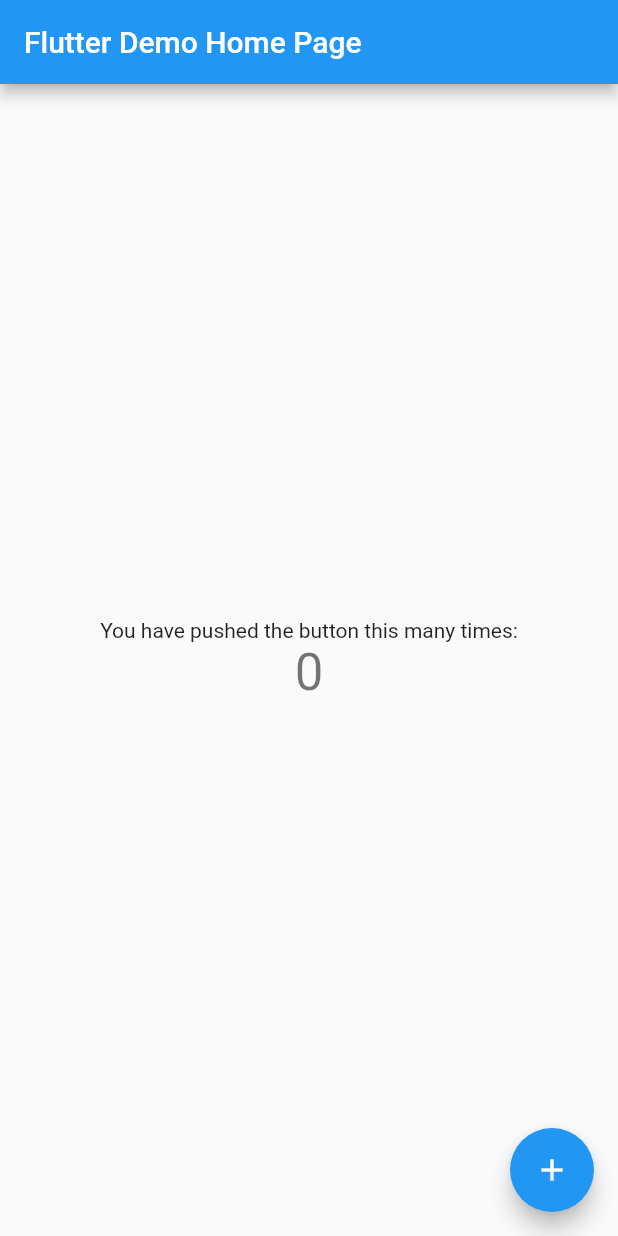
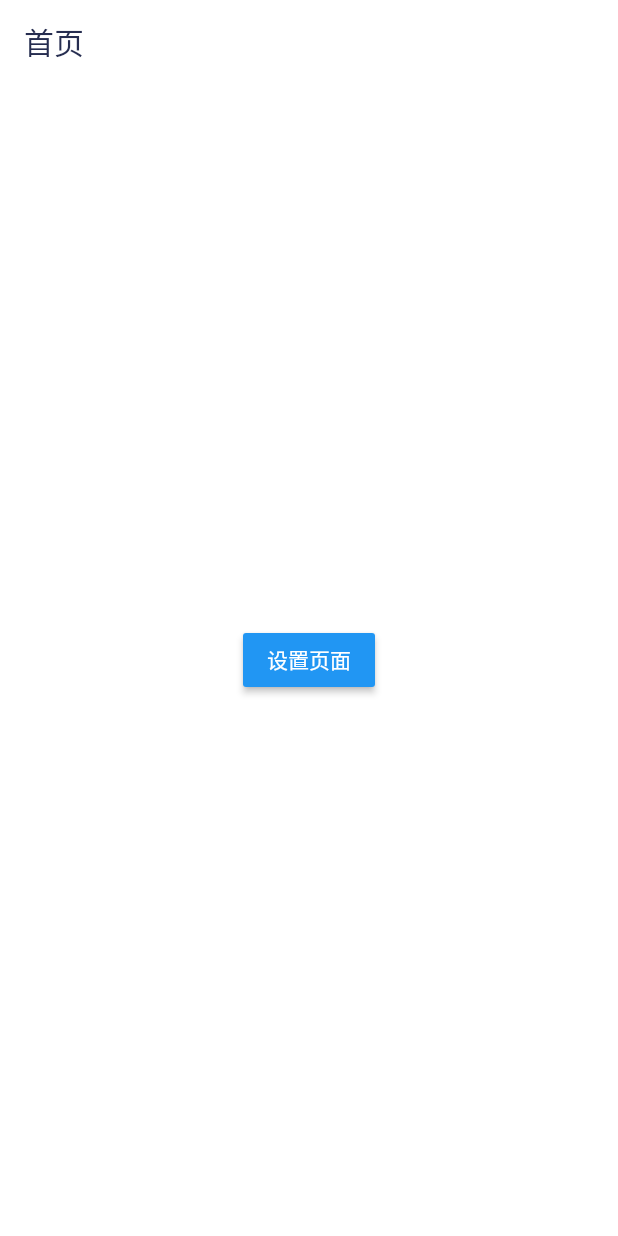
Before and after one commit to taoszu/flutter_demo, a Flutter app: the screen it shows after launch, on a phone screen of 412 x 824 dp. Run offline on Flutter 3.47's test engine with Material 2 defaults, Android fonts, the phone set to English and light mode, and no system bars; our stand-ins replace flutter_mobx, mobx, shared_preferences; generated files the repository leaves out were written again.

Commit message:
:sparkles: 增加settings_page的页面

```diff
--- a/lib/main.dart
+++ b/lib/main.dart
@@ -1,111 +1,53 @@
 import 'package:flutter/material.dart';
+import 'package:flutter/services.dart';
+import 'package:flutter_demo/settings/settings_page.dart';
+
+import 'common_widget.dart';
 
 void main() => runApp(MyApp());
 
 class MyApp extends StatelessWidget {
-  // This widget is the root of your application.
   @override
   Widget build(BuildContext context) {
+    SystemChrome.setSystemUIOverlayStyle(SystemUiOverlayStyle(statusBarColor: Colors.white));
+
     return MaterialApp(
       title: 'Flutter Demo',
+      debugShowCheckedModeBanner: false,
       theme: ThemeData(
-        // This is the theme of your application.
-        //
-        // Try running your application with "flutter run". You'll see the
-        // application has a blue toolbar. Then, without quitting the app, try
-        // changing the primarySwatch below to Colors.green and then invoke
-        // "hot reload" (press "r" in the console where you ran "flutter run",
-        // or simply save your changes to "hot reload" in a Flutter IDE).
-        // Notice that the counter didn't reset back to zero; the application
-        // is not restarted.
         primarySwatch: Colors.blue,
+        primaryColor: Colors.white,
+        backgroundColor: Colors.white,
       ),
-      home: MyHomePage(title: 'Flutter Demo Home Page'),
+      home: MyHomePage(title: '首页'),
+      routes: <String, WidgetBuilder>{"设置": (context) => SettingsPage()},
     );
   }
 }
 
-class MyHomePage extends StatefulWidget {
+class MyHomePage extends StatelessWidget {
   MyHomePage({Key key, this.title}) : super(key: key);
-
-  // This widget is the home page of your application. It is stateful, meaning
-  // that it has a State object (defined below) that contains fields that affect
-  // how it looks.
-
-  // This class is the configuration for the state. It holds the values (in this
-  // case the title) provided by the parent (in this case the App widget) and
-  // used by the build method of the State. Fields in a Widget subclass are
-  // always marked "final".
 
   final String title;
 
   @override
-  _MyHomePageState createState() => _MyHomePageState();
-}
-
-class _MyHomePageState extends State<MyHomePage> {
-  int _counter = 0;
-
-  void _incrementCounter() {
-    setState(() {
-      // This call to setState tells the Flutter framework that something has
-      // changed in this State, which causes it to rerun the build method below
-      // so that the display can reflect the updated values. If we changed
-      // _counter without calling setState(), then the build method would not be
-      // called again, and so nothing would appear to happen.
-      _counter++;
-    });
-  }
-
-  @override
   Widget build(BuildContext context) {
-    // This method is rerun every time setState is called, for instance as done
-    // by the _incrementCounter method above.
-    //
-    // The Flutter framework has been optimized to make rerunning build methods
-    // fast, so that you can just rebuild anything that needs updating rather
-    // than having to individually change instances of widgets.
     return Scaffold(
-      appBar: AppBar(
-        // Here we take the value from the MyHomePage object that was created by
-        // the App.build method, and use it to set our appbar title.
-        title: Text(widget.title),
-      ),
-      body: Center(
-        // Center is a layout widget. It takes a single child and positions it
-        // in the middle of the parent.
-        child: Column(
-          // Column is also layout widget. It takes a list of children and
-          // arranges them vertically. By default, it sizes itself to fit its
-          // children horizontally, and tries to be as tall as its parent.
-          //
-          // Invoke "debug painting" (press "p" in the console, choose the
-          // "Toggle Debug Paint" action from the Flutter Inspector in Android
-          // Studio, or the "Toggle Debug Paint" command in Visual Studio Code)
-          // to see the wireframe for each widget.
-          //
-          // Column has various properties to control how it sizes itself and
-          // how it positions its children. Here we use mainAxisAlignment to
-          // center the children vertically; the main axis here is the vertical
-          // axis because Columns are vertical (the cross axis would be
-          // horizontal).
-          mainAxisAlignment: MainAxisAlignment.center,
-          children: <Widget>[
-            Text(
-              'You have pushed the button this many times:',
+        appBar: Common.appBar(title: title),
+        body: Container(
+          color: Colors.white,
+          child: Center(
+            child: MaterialButton(
+              onPressed: () {
+                Navigator.of(context).pushNamed("设置");
+              },
+              child: Text(
+                "设置页面",
+                style: TextStyle(color: Colors.white),
+              ),
+              color: Colors.blue,
             ),
-            Text(
-              '$_counter',
-              style: Theme.of(context).textTheme.display1,
-            ),
-          ],
-        ),
-      ),
-      floatingActionButton: FloatingActionButton(
-        onPressed: _incrementCounter,
-        tooltip: 'Increment',
-        child: Icon(Icons.add),
-      ), // This trailing comma makes auto-formatting nicer for build methods.
-    );
+          ),
+        ));
   }
 }
--- a/pubspec.yaml
+++ b/pubspec.yaml
@@ -24,10 +24,16 @@ dependencies:
   # Use with the CupertinoIcons class for iOS style icons.
   cupertino_icons: ^0.1.2
 
+  mobx: ^0.1.4
+  flutter_mobx: ^0.1.3
+  shared_preferences: "0.4.2"
+
 dev_dependencies:
   flutter_test:
     sdk: flutter
 
+  mobx_codegen: ^0.1.3
+  build_runner: ^1.4.0
 
 # For information on the generic Dart part of this file, see the
 # following page: https://www.dartlang.org/tools/pub/pubspec
```
Also changed, not shown: lib/common_widget.dart (added, +64 -0 lines), lib/settings/settings_page.dart (added, +59 -0 lines), lib/settings/settings_store.dart (added, +33 -0 lines), lib/widget/custom_alert_dialog.dart (added, +41 -0 lines), lib/widget/radio_alert_dialog.dart (added, +37 -0 lines), lib/settings/settings_store.g.dart (added), pubspec.lock, 2 other files.
